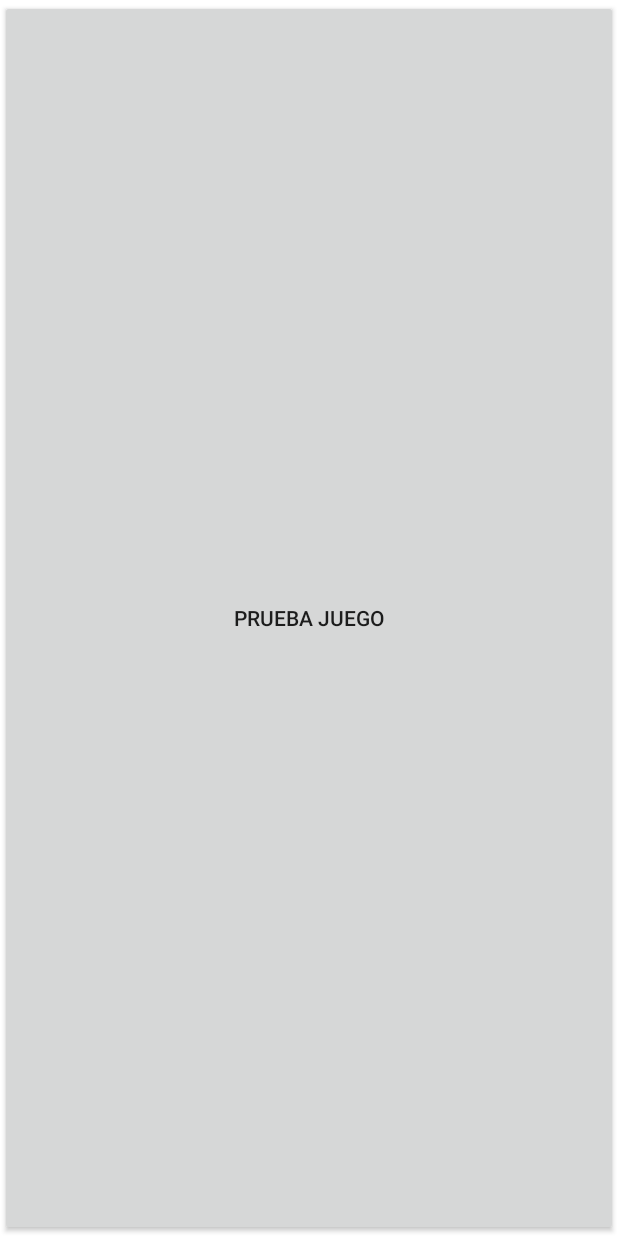
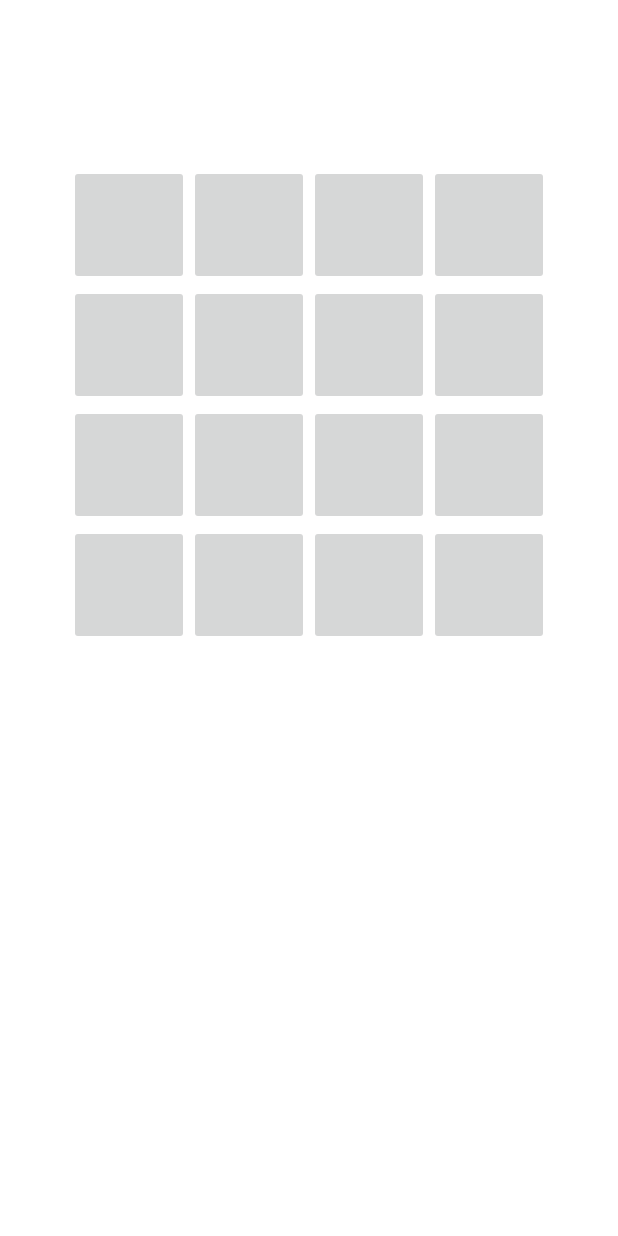
Before and after one commit to darango401/Memory, an Android app: the Juego screen opened directly, with no data from a screen before it, on a phone screen of 412 x 824 dp. Run offline under Robolectric (Android 15) with nearby library versions, the phone set to English and light mode, and no system bars.

Commit message:
Commit 7: Creacion del tablero Matriz4x4
 Commit 7: Creacion del tablero Matriz4x4

```diff
--- a/MemoryApplication/app/src/main/res/layout/juego.xml
+++ b/MemoryApplication/app/src/main/res/layout/juego.xml
@@ -4,9 +4,164 @@
     android:layout_height="match_parent">
 
     /*Agrego botones*/
-    <Button
+    /*Ensayo*/
+    /*Button
         android:layout_width="match_parent"
         android:layout_height="match_parent"
-        android:text="prueba juego"></Button>
+        android:text="prueba juego">/Button*/
+
+    /*Agrego una tabla para el juego*/
+    <TableLayout
+        android:layout_width="match_parent"
+        android:layout_height="wrap_content"
+        android:padding="10dp"
+        android:layout_marginTop="100dp">
+
+        /*Ahora pongo las filas*/
+        //FILA 1
+        <TableRow
+            android:layout_width="match_parent"
+            android:layout_height="match_parent"
+            android:gravity="center">
+
+            <ImageButton
+                android:id="@+id/boton00"
+                android:layout_width="80dp"
+                android:layout_height="80dp"
+                android:layout_column="0">
+            </ImageButton>
+
+            <ImageButton
+                android:id="@+id/boton01"
+                android:layout_width="80dp"
+                android:layout_height="80dp"
+                android:layout_column="1">
+            </ImageButton>
+
+            <ImageButton
+                android:id="@+id/boton02"
+                android:layout_width="80dp"
+                android:layout_height="80dp"
+                android:layout_column="2">
+            </ImageButton>
+
+            <ImageButton
+                android:id="@+id/boton03"
+                android:layout_width="80dp"
+                android:layout_height="80dp"
+                android:layout_column="3">
+            </ImageButton>
+
+        </TableRow>
+
+        //FILA 2
+        <TableRow
+            android:layout_width="match_parent"
+            android:layout_height="match_parent"
+            android:gravity="center">
+
+            <ImageButton
+                android:id="@+id/boton04"
+                android:layout_width="80dp"
+                android:layout_height="80dp"
+                android:layout_column="0">
+            </ImageButton>
+
+            <ImageButton
+                android:id="@+id/boton05"
+                android:layout_width="80dp"
+                android:layout_height="80dp"
+                android:layout_column="1">
+            </ImageButton>
+
+            <ImageButton
+                android:id="@+id/boton06"
+                android:layout_width="80dp"
+                android:layout_height="80dp"
+                android:layout_column="2">
+            </ImageButton>
+
+            <ImageButton
+                android:id="@+id/boton07"
+                android:layout_width="80dp"
+                android:layout_height="80dp"
+                android:layout_column="3">
+            </ImageButton>
+
+        </TableRow>
+
+        //FILA 3
+        <TableRow
+            android:layout_width="match_parent"
+            android:layout_height="match_parent"
+            android:gravity="center">
+
+            <ImageButton
+                android:id="@+id/boton08"
+                android:layout_width="80dp"
+                android:layout_height="80dp"
+                android:layout_column="0">
+            </ImageButton>
+
+            <ImageButton
+                android:id="@+id/boton09"
+                android:layout_width="80dp"
+                android:layout_height="80dp"
+                android:layout_column="1">
+            </ImageButton>
+
+            <ImageButton
+                android:id="@+id/boton10"
+                android:layout_width="80dp"
+                android:layout_height="80dp"
+                android:layout_column="2">
+            </ImageButton>
+
+            <ImageButton
+                android:id="@+id/boton11"
+                android:layout_width="80dp"
+                android:layout_height="80dp"
+                android:layout_column="3">
+            </ImageButton>
+
+        </TableRow>
+
+        //FILA 4
+        <TableRow
+            android:layout_width="match_parent"
+            android:layout_height="match_parent"
+            android:gravity="center">
+
+            <ImageButton
+                android:id="@+id/boton12"
+                android:layout_width="80dp"
+                android:layout_height="80dp"
+                android:layout_column="0">
+            </ImageButton>
+
+            <ImageButton
+                android:id="@+id/boton13"
+                android:layout_width="80dp"
+                android:layout_height="80dp"
+                android:layout_column="1">
+            </ImageButton>
+
+            <ImageButton
+                android:id="@+id/boton14"
+                android:layout_width="80dp"
+                android:layout_height="80dp"
+                android:layout_column="2">
+            </ImageButton>
+
+            <ImageButton
+                android:id="@+id/boton15"
+                android:layout_width="80dp"
+                android:layout_height="80dp"
+                android:layout_column="3">
+            </ImageButton>
+
+        </TableRow>
+
+    </TableLayout>
 
 </LinearLayout>
```
